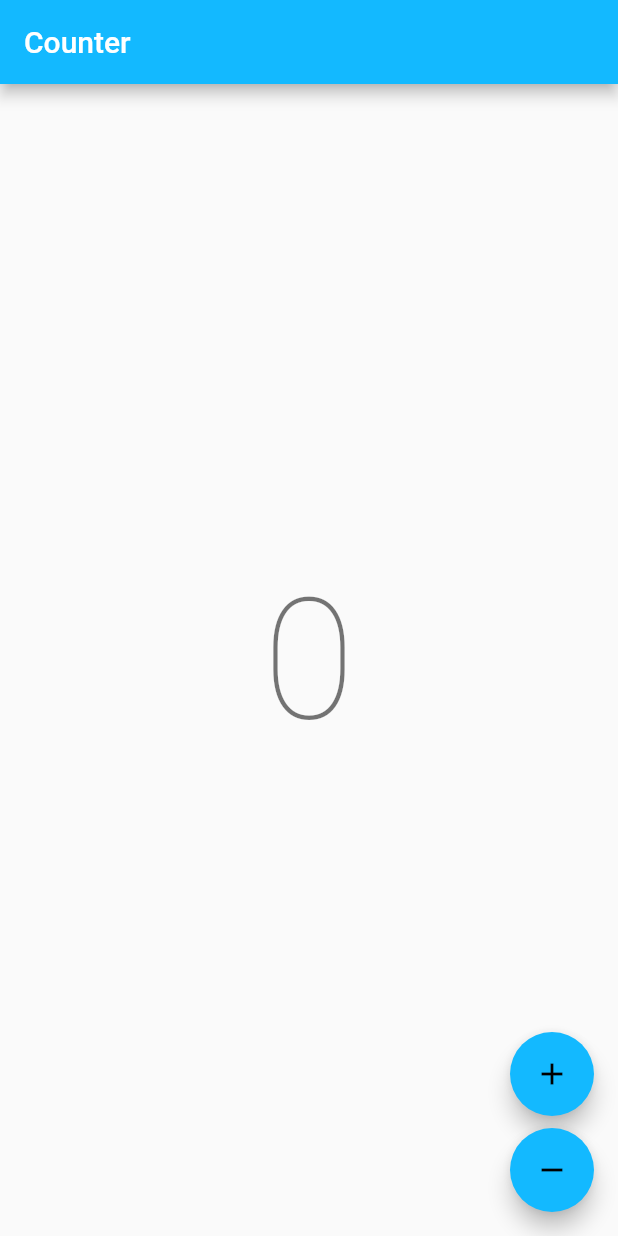
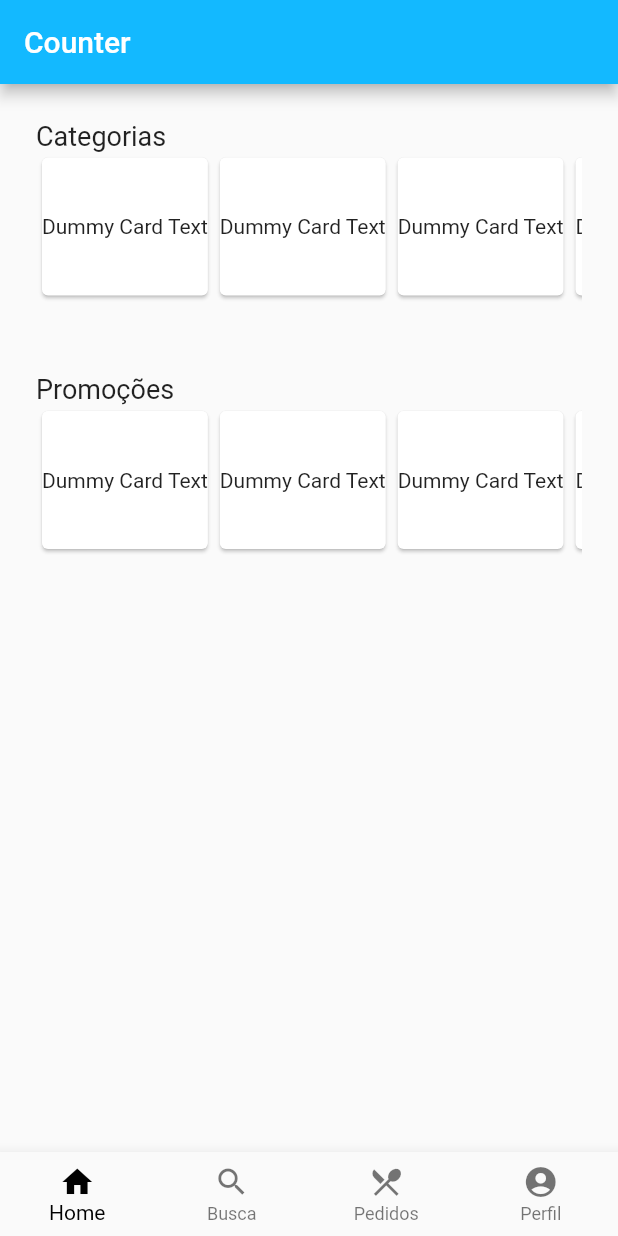
Before and after one commit to brianzav/flutter-ecommerce, a Flutter app: the screen it shows after launch, on a phone screen of 412 x 824 dp. Run offline on Flutter 3.47's test engine with Material 2 defaults, Android fonts, the phone set to English and light mode, and no system bars; our stand-ins replace bloc, flutter_bloc; generated files the repository leaves out were written again.

Commit message:
Criacão PromocoesView e CategoriasView

```diff
--- a/lib/features/home/view/home_page.dart
+++ b/lib/features/home/view/home_page.dart
@@ -15,27 +15,118 @@ class HomePage extends StatelessWidget {
   }
 }
 
-class HomeView extends StatelessWidget {
+class HomeView extends StatefulWidget {
   const HomeView({super.key});
+
+  @override
+  State<HomeView> createState() => _HomeViewState();
+}
+
+class _HomeViewState extends State<HomeView> {
+  int _selectedIndex = 0;
+
+  void _onItemTapped(int index) {
+    setState(() {
+      _selectedIndex = index;
+    });
+  }
 
   @override
   Widget build(BuildContext context) {
     final l10n = context.l10n;
     return Scaffold(
       appBar: AppBar(title: Text(l10n.counterAppBarTitle)),
-      body: const Center(child: CounterText()),
-      floatingActionButton: Column(
-        mainAxisAlignment: MainAxisAlignment.end,
-        crossAxisAlignment: CrossAxisAlignment.end,
-        children: [
-          FloatingActionButton(
-            onPressed: () => context.read<HomeCubit>().increment(),
-            child: const Icon(Icons.add),
+      body: SingleChildScrollView(
+        child: Column(
+          // ignore: prefer_const_literals_to_create_immutables
+          children: [const CategoriasView(), const PromocoesView()],
+        ),
+      ),
+      bottomNavigationBar: BottomNavigationBar(
+        items: const <BottomNavigationBarItem>[
+          BottomNavigationBarItem(
+            icon: Icon(Icons.home),
+            label: 'Home',
           ),
-          const SizedBox(height: 8),
-          FloatingActionButton(
-            onPressed: () => context.read<HomeCubit>().decrement(),
-            child: const Icon(Icons.remove),
+          BottomNavigationBarItem(
+            icon: Icon(Icons.search),
+            label: 'Busca',
+          ),
+          BottomNavigationBarItem(
+            icon: Icon(Icons.restaurant_menu),
+            label: 'Pedidos',
+          ),
+          BottomNavigationBarItem(
+            icon: Icon(Icons.account_circle),
+            label: 'Perfil',
+          ),
+        ],
+        currentIndex: _selectedIndex,
+        selectedItemColor: const Color.fromARGB(255, 0, 0, 0),
+        onTap: _onItemTapped,
+        type: BottomNavigationBarType.fixed,
+      ),
+    );
+  }
+}
+
+class CategoriasView extends StatelessWidget {
+  const CategoriasView({super.key});
+
+  @override
+  Widget build(BuildContext context) {
+    return Padding(
+      padding: const EdgeInsets.all(24),
+      child: Column(
+        mainAxisSize: MainAxisSize.min,
+        crossAxisAlignment: CrossAxisAlignment.start,
+        children: <Widget>[
+          const Text(
+            'Categorias',
+            style: TextStyle(fontSize: 18),
+          ),
+          SizedBox(
+            height: 100,
+            child: ListView.builder(
+              shrinkWrap: true,
+              scrollDirection: Axis.horizontal,
+              itemCount: 15,
+              itemBuilder: (BuildContext context, int index) => const Card(
+                child: Center(child: Text('Dummy Card Text')),
+              ),
+            ),
+          ),
+        ],
+      ),
+    );
+  }
+}
+
+class PromocoesView extends StatelessWidget {
+  const PromocoesView({super.key});
+
+  @override
+  Widget build(BuildContext context) {
+    return Padding(
+      padding: const EdgeInsets.all(24),
+      child: Column(
+        mainAxisSize: MainAxisSize.min,
+        crossAxisAlignment: CrossAxisAlignment.start,
+        children: <Widget>[
+          const Text(
+            'Promoções',
+            style: TextStyle(fontSize: 18),
+          ),
+          SizedBox(
+            height: 100,
+            child: ListView.builder(
+              shrinkWrap: true,
+              scrollDirection: Axis.horizontal,
+              itemCount: 15,
+              itemBuilder: (BuildContext context, int index) => const Card(
+                child: Center(child: Text('Dummy Card Text')),
+              ),
+            ),
           ),
         ],
       ),
```
